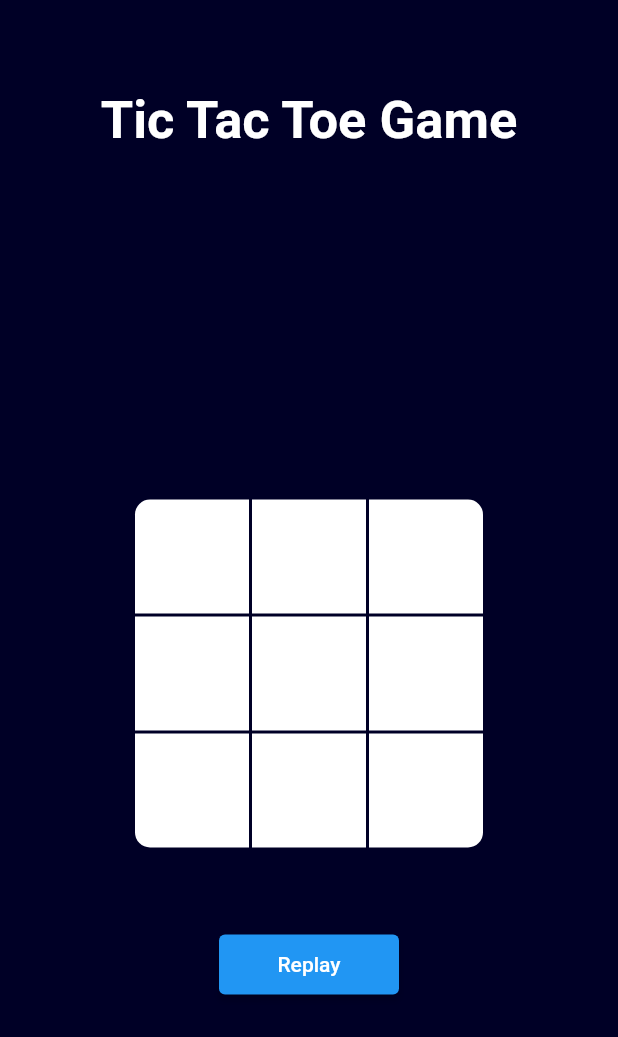
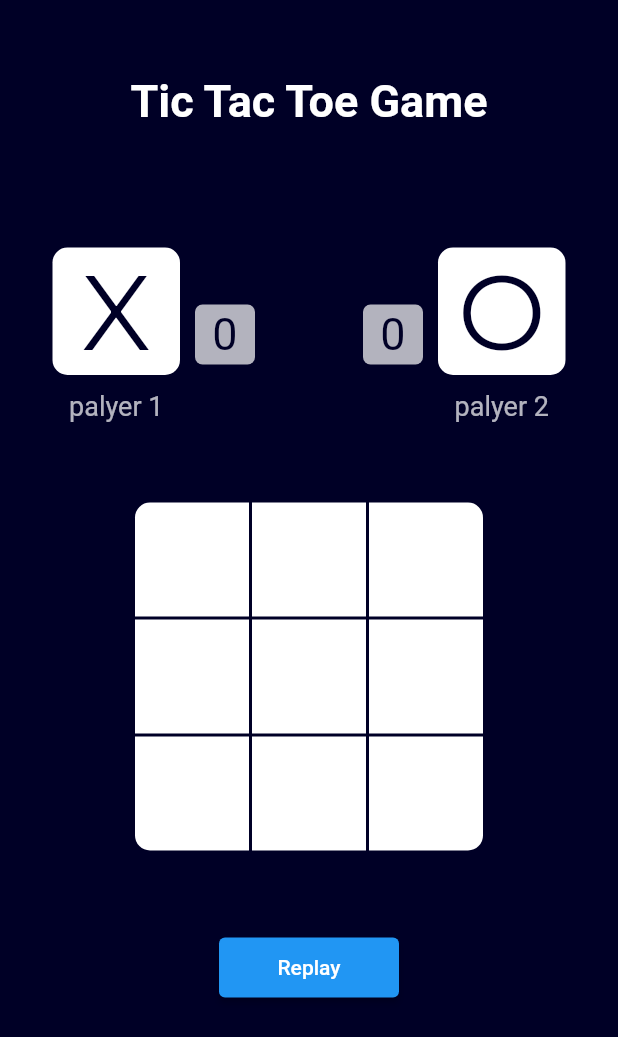
Before and after one commit to ZakaryaMeddahi/Tic_Tac_Toe-flutter, a Flutter app: the screen it shows after launch, on a phone screen of 412 x 824 dp. Shown: the top 1037 px of the screen. Run offline on Flutter 3.47's test engine with Material 2 defaults, Android fonts, the phone set to English and light mode, and no system bars; our stand-ins replace google_fonts.

Commit message:
update UI

```diff
--- a/lib/components/home.dart
+++ b/lib/components/home.dart
@@ -183,18 +183,103 @@ class _BoxState extends State<Box> {
   @override
   Widget build(BuildContext context) {
     return Column(
-      mainAxisAlignment: MainAxisAlignment.center,
       children: [
+        Container(
+          child: Row(
+            children: [
+              SizedBox(width: 35),
+              Column(
+                children: [
+                  Container(
+                    width: 85,
+                    height: 85,
+                    alignment: Alignment.center,
+                    decoration: BoxDecoration(
+                        color: Colors.white,
+                        borderRadius: BorderRadius.circular(10)),
+                    child: Text(
+                      'X',
+                      style: TextStyle(
+                          color: Color.fromARGB(255, 0, 0, 38),
+                          fontFamily: GoogleFonts.montserrat().fontFamily,
+                          fontSize: 70),
+                    ),
+                  ),
+                  SizedBox(height: 10),
                   Text(
-          gameWinner,
-          style: const TextStyle(
-              color: Colors.blue, fontSize: 25, fontWeight: FontWeight.bold),
+                    game.p1.getName(),
+                    style: TextStyle(color: Colors.white70, fontSize: 18),
+                  )
+                ],
               ),
+              SizedBox(width: 10),
+              Container(
+                width: 40,
+                height: 40,
+                alignment: Alignment.center,
+                decoration: BoxDecoration(
+                    color: Colors.white70,
+                    borderRadius: BorderRadius.circular(5)),
+                child: Text(
+                  game.p1.getScore().toString(),
+                  style: TextStyle(
+                      color: Color.fromARGB(255, 0, 0, 38), fontSize: 30),
+                ),
+              ),
+              Spacer(),
+              Container(
+                width: 40,
+                height: 40,
+                alignment: Alignment.center,
+                decoration: BoxDecoration(
+                    color: Colors.white70,
+                    borderRadius: BorderRadius.circular(5)),
+                child: Text(
+                  game.p2.getScore().toString(),
+                  style: TextStyle(
+                      color: Color.fromARGB(255, 0, 0, 38), fontSize: 30),
+                ),
+              ),
+              SizedBox(width: 10),
+              Column(
+                children: [
+                  Container(
+                    width: 85,
+                    height: 85,
+                    alignment: Alignment.center,
+                    decoration: BoxDecoration(
+                        color: Colors.white,
+                        borderRadius: BorderRadius.circular(10)),
+                    child: Text(
+                      'O',
+                      style: TextStyle(
+                          color: Color.fromARGB(255, 0, 0, 38),
+                          fontFamily: GoogleFonts.montserrat().fontFamily,
+                          fontSize: 70),
+                    ),
+                  ),
+                  SizedBox(height: 10),
                   Text(
-          roundWinner,
-          style: const TextStyle(
-              color: Colors.blue, fontSize: 25, fontWeight: FontWeight.bold),
+                    game.p2.getName(),
+                    style: TextStyle(color: Colors.white70, fontSize: 18),
+                  )
+                ],
               ),
+              SizedBox(width: 35)
+            ],
+          ),
+        ),
+
+        // Text(
+        //   gameWinner,
+        //   style: const TextStyle(
+        //       color: Colors.blue, fontSize: 25, fontWeight: FontWeight.bold),
+        // ),
+        // Text(
+        //   roundWinner,
+        //   style: const TextStyle(
+        //       color: Colors.blue, fontSize: 25, fontWeight: FontWeight.bold),
+        // ),
         const SizedBox(height: 50),
         Container(
           width: 240,
@@ -214,12 +299,31 @@ class _BoxState extends State<Box> {
                       GestureDetector(
                         onTap: () {
                           setState(() {
+                            if (game.isGameEnded() == false) {
                               game.updateBoxState(0, 0);
                               roundWinner = game.gameResult();
                               gameWinner = game.endGame();
-                            // if (game.numberOfRounds != 3) {
-                            //   game.initializeRound();
-                            // }
+                            }
+
+                            if (game.isGameEnded() == true) {
+                              showDialog(
+                                context: context,
+                                builder: (BuildContext context) {
+                                  return AlertDialog(
+                                    title: Text('Game Over'),
+                                    content: Text(gameWinner),
+                                    actions: <Widget>[
+                                      TextButton(
+                                        onPressed: () {
+                                          Navigator.of(context).pop();
+                                        },
+                                        child: Text('OK'),
+                                      )
+                                    ]
+                                  );
+                                }
+                              );
+                            }
                           });
                         },
                         child: Container(
--- a/lib/main.dart
+++ b/lib/main.dart
@@ -18,22 +18,21 @@ class MyApp extends StatelessWidget {
       home: Scaffold(
         backgroundColor: Color.fromARGB(255, 0, 0, 38),
         body: Container(
-          alignment: Alignment.center,
           child: Column(
             children: const [
               SizedBox(
-                height: 60,
+                height: 50,
               ),
               Text(
                 'Tic Tac Toe Game',
                 style: TextStyle(
                   color: Colors.white,
-                  fontSize: 35,
+                  fontSize: 30,
                   fontWeight: FontWeight.bold
                 ),
               ),
               SizedBox(
-                height: 120,
+                height: 80,
               ),
               Box()
             ],
--- a/lib/models/game.dart
+++ b/lib/models/game.dart
@@ -141,7 +141,7 @@ class Game {
   }
 
   bool isGameEnded() {
-    if (numberOfRounds == 3) {
+    if (p1.getScore() == 3 || p2.getScore() == 3) {
       return true;
     }
     return false;
```
Lines whose indentation alone changed are shown as unchanged.
